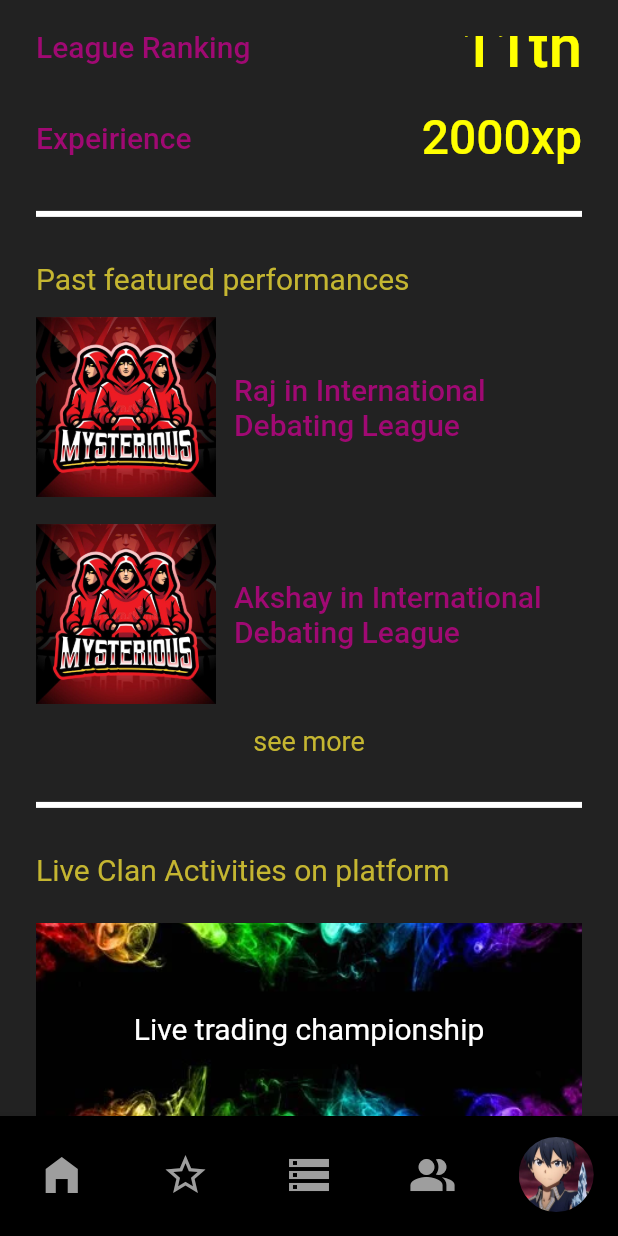
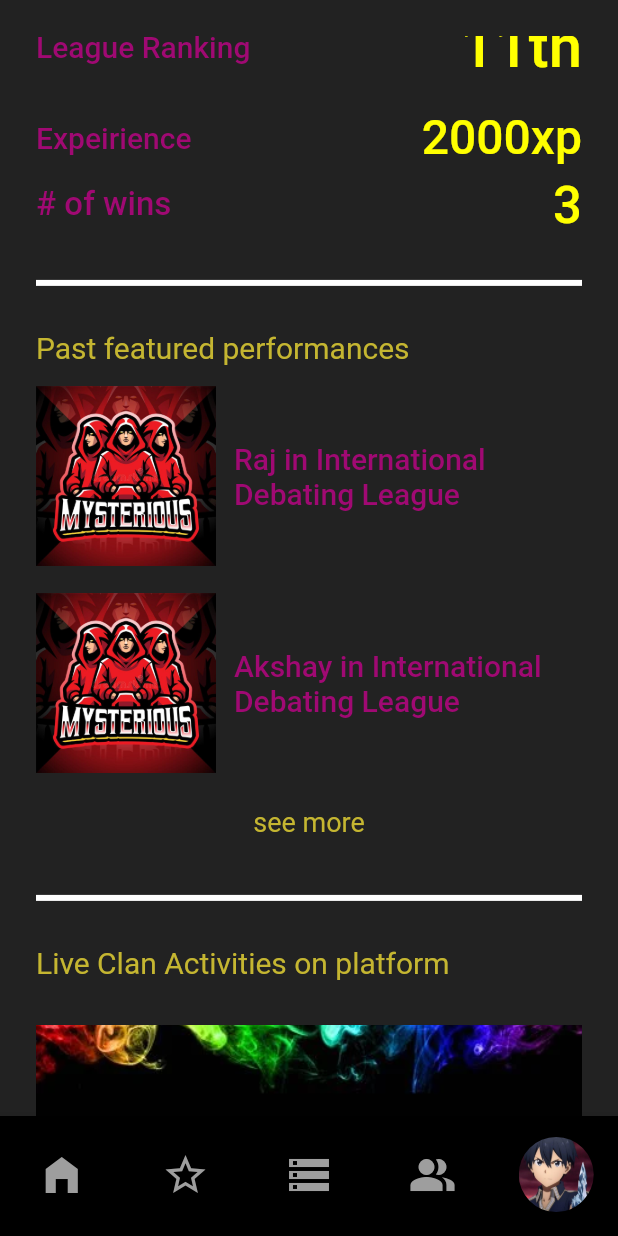
Before and after one commit to anshpathania7/camp_yellow, a Flutter app: the screen it shows after launch, scrolled down 576 dp, on a phone screen of 412 x 824 dp. Run offline on Flutter 3.47's test engine with Material 2 defaults, Android fonts, the phone set to English and light mode, and no system bars.

Commit message:
fix : paddings

```diff
--- a/lib/screens/home/widgets/achievement_list.dart
+++ b/lib/screens/home/widgets/achievement_list.dart
@@ -72,6 +72,29 @@ class AchievementsList extends StatelessWidget {
               ),
             ),
           ],
+        ),
+        const SizedBox(height: 6),
+        Row(
+          crossAxisAlignment: CrossAxisAlignment.center,
+          mainAxisAlignment: MainAxisAlignment.spaceBetween,
+          children: const [
+            Text(
+              "# of wins",
+              style: TextStyle(
+                color: Color.fromARGB(255, 160, 9, 115),
+                fontSize: 22,
+                fontWeight: FontWeight.w500,
+              ),
+            ),
+            Text(
+              "3",
+              style: TextStyle(
+                color: Colors.yellowAccent,
+                fontSize: 34,
+                fontWeight: FontWeight.w500,
+              ),
+            ),
+          ],
         )
       ],
     );
--- a/lib/screens/home/widgets/clan_card.dart
+++ b/lib/screens/home/widgets/clan_card.dart
@@ -37,7 +37,7 @@ class ClanCard extends StatelessWidget {
                 color: Colors.black.withOpacity(0.7),
               ),
               child: Padding(
-                padding: const EdgeInsets.all(8.0),
+                padding: const EdgeInsets.all(14.0),
                 child: Column(
                   crossAxisAlignment: CrossAxisAlignment.start,
                   children: const [
--- a/lib/screens/home/widgets/clan_discussions_list.dart
+++ b/lib/screens/home/widgets/clan_discussions_list.dart
@@ -20,8 +20,9 @@ class ClanDiscussionsList extends StatelessWidget {
       physics: const NeverScrollableScrollPhysics(),
       itemCount: _messageCount.length,
       shrinkWrap: true,
+      padding: const EdgeInsets.only(top: 12.0),
       itemBuilder: (context, i) => Padding(
-        padding: const EdgeInsets.only(top: 12.0),
+        padding: const EdgeInsets.only(top: 6.0),
         child: Column(
           crossAxisAlignment: CrossAxisAlignment.start,
           children: [
--- a/lib/screens/home/widgets/live_clan_activites.dart
+++ b/lib/screens/home/widgets/live_clan_activites.dart
@@ -14,6 +14,7 @@ class LiveClanActivites extends StatelessWidget {
       physics: const NeverScrollableScrollPhysics(),
       itemCount: 2,
       shrinkWrap: true,
+      padding: const EdgeInsets.only(top: 6.0),
       itemBuilder: (context, i) => Padding(
         padding: const EdgeInsets.only(top: 24.0),
         child: Stack(
--- a/lib/screens/home/widgets/see_more_text.dart
+++ b/lib/screens/home/widgets/see_more_text.dart
@@ -6,6 +6,8 @@ class SeeMoreText extends StatelessWidget {
   @override
   Widget build(BuildContext context) {
     return const Center(
+      child: Padding(
+        padding: EdgeInsets.all(8.0),
         child: Text(
           "see more",
           style: TextStyle(
@@ -14,6 +16,7 @@ class SeeMoreText extends StatelessWidget {
             fontWeight: FontWeight.w400,
           ),
         ),
+      ),
     );
   }
 }
```
Lines whose indentation alone changed are shown as unchanged.
